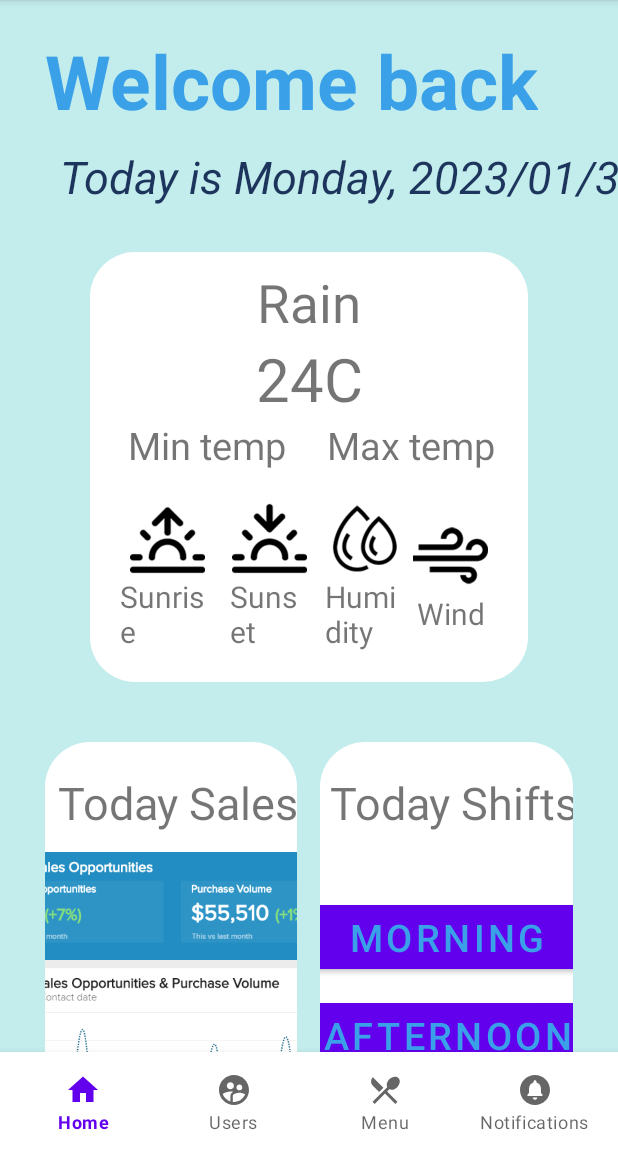
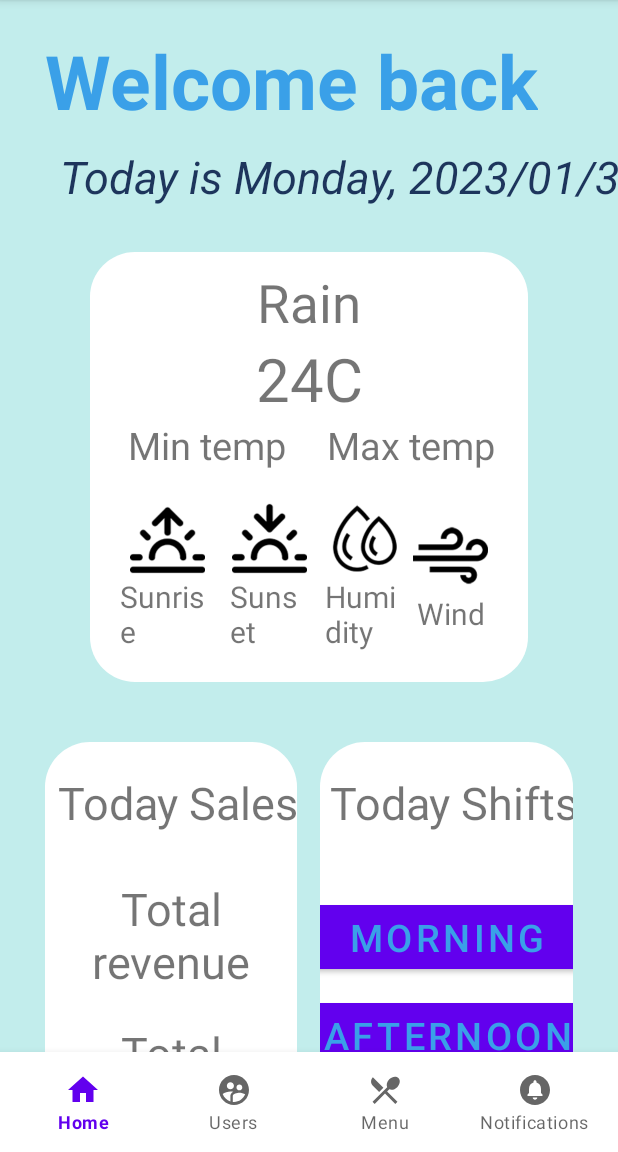
Before and after one commit to TranThiLanAnhRikai/POSAPP, an Android app: the fragment MainMenuFragment shown on its own in the app's theme, on a phone screen of 412 x 824 dp, the part 84-1236 px from its top. Run offline under Robolectric (Android 15) with nearby library versions, the phone set to English and light mode, and no system bars; our stand-ins replace Room's generated code, data binding; Roboto replaces fonts that are not available here; 1 statement that could not run was skipped.

```diff
--- a/app/src/main/java/com/example/pos/CheckoutFragment.kt
+++ b/app/src/main/java/com/example/pos/CheckoutFragment.kt
@@ -87,6 +87,7 @@ class CheckoutFragment : Fragment() {
             itemsAdapter = CheckoutItemsAdapter(requireContext(), selectedItems)
             recyclerView.adapter = itemsAdapter
         })
+
     }
 
     fun toOrderStatus() {
--- a/app/src/main/java/com/example/pos/FirstLoginFragment.kt
+++ b/app/src/main/java/com/example/pos/FirstLoginFragment.kt
@@ -78,11 +78,11 @@ class FirstLoginFragment : Fragment() {
                     Log.d(TAG, "1user ${loginViewModel.user.value}")
                     loginViewModel.inputFirstCode.value = ""
                     if (destination == Destination.NON_STAFF) {
-        findNavController().navigate((R.id.action_firstLoginFragment_to_orderFragment))
+
                         findNavController().navigate(R.id.action_firstLoginFragment_to_secondLoginFragment)
                     } else {*/
+        findNavController().navigate((R.id.action_firstLoginFragment_to_orderFragment))
 
-        findNavController().navigate(R.id.action_firstLoginFragment_to_secondLoginFragment)
                    /* }
                 }
             })
--- a/app/src/main/java/com/example/pos/MainMenuFragment.kt
+++ b/app/src/main/java/com/example/pos/MainMenuFragment.kt
@@ -11,10 +11,14 @@ import android.view.View
 import android.view.ViewGroup
 import android.widget.Toast
 import androidx.annotation.RequiresApi
+import androidx.fragment.app.activityViewModels
 import androidx.lifecycle.Observer
 import androidx.navigation.fragment.findNavController
+import com.example.pos.data.repository.OrderRepository
 import com.example.pos.model.MainMenuViewModel
+import com.example.pos.model.MainMenuViewModelFactory
 import com.example.pos_admin.R
+import com.example.pos_admin.data.PosAdminRoomDatabase
 import com.example.pos_admin.databinding.FragmentMainMenuBinding
 import java.text.SimpleDateFormat
 import java.time.Instant
@@ -26,7 +30,11 @@ import java.util.*
 
 class MainMenuFragment : Fragment() {
     private var binding: FragmentMainMenuBinding? = null
-    val mainMenuViewModel: MainMenuViewModel = MainMenuViewModel()
+    private val mainMenuViewModel: MainMenuViewModel by activityViewModels {
+        MainMenuViewModelFactory(
+            OrderRepository(
+                PosAdminRoomDatabase.getDatabase(requireContext()).orderDao()))
+    }
 
     override fun onCreateView(
         inflater: LayoutInflater, container: ViewGroup?,
@@ -69,6 +77,9 @@ class MainMenuFragment : Fragment() {
             )
         }
         binding?.bottomNavigationView?.selectedItemId = R.id.bottom_navigation_view
+        mainMenuViewModel.getTodayOrders().observe(viewLifecycleOwner, Observer { orders ->
+          Log.d(TAG, "orders $orders")
+        })
     }
 
     private fun handleBottomNavigation(
--- a/app/src/main/java/com/example/pos/OrderFragment.kt
+++ b/app/src/main/java/com/example/pos/OrderFragment.kt
@@ -1,5 +1,7 @@
 package com.example.pos
 import android.os.Bundle
+import android.os.Handler
+import android.os.Looper
 import androidx.fragment.app.Fragment
 import android.view.LayoutInflater
 import android.view.View
@@ -18,6 +20,9 @@ import com.example.pos.model.MenuViewModelFactory
 import com.example.pos_admin.R
 import com.example.pos_admin.const.ItemType
 import com.example.pos_admin.databinding.FragmentOrderBinding
+import kotlinx.coroutines.Dispatchers
+import kotlinx.coroutines.GlobalScope
+import kotlinx.coroutines.launch
 
 //Fragment for staff to make orders//
 
@@ -101,4 +106,5 @@ class OrderFragment : Fragment(), OrderItemsAdapter.OnClickListener {
     }
 
 
+
 }
--- a/app/src/main/java/com/example/pos/data/dao/OrderDao.kt
+++ b/app/src/main/java/com/example/pos/data/dao/OrderDao.kt
@@ -10,6 +10,10 @@ interface OrderDao {
     fun getAllOrders(): LiveData<List<Order>>
     @Query("SELECT * FROM orders WHERE status = :status")
     fun getOrders(status: String): LiveData<List<Order>>
+    @Query("SELECT * FROM orders WHERE order_number LIKE :date ORDER BY order_number DESC")
+    fun getMaxOrderNumber(date: String): LiveData<List<Order>>
+    @Query("SELECT * FROM orders WHERE order_number LIKE :date")
+    fun getTodayOrders(date: String): LiveData<List<Order>>
     @Update
     suspend fun update(order: Order)
     @Delete
--- a/app/src/main/java/com/example/pos/data/entity/Order.kt
+++ b/app/src/main/java/com/example/pos/data/entity/Order.kt
@@ -12,9 +12,9 @@ data class Order (
     @ColumnInfo(name = "order_number")
     var orderNumber: Long,
     @ColumnInfo(name = "quantity")
-    var quantity: String,
+    var quantity: Int,
     @ColumnInfo(name = "total")
-    var total: String,
+    var total: Double,
     @ColumnInfo(name = "status")
     var status: String
 )
--- a/app/src/main/java/com/example/pos/data/repository/OrderRepository.kt
+++ b/app/src/main/java/com/example/pos/data/repository/OrderRepository.kt
@@ -12,6 +12,9 @@ class OrderRepository(private val orderDao: OrderDao) {
     fun getOrders(status: String): LiveData<List<Order>> {
         return orderDao.getOrders(status)
     }
+    fun getTodayOrders(date: String): LiveData<List<Order>> {
+        return orderDao.getTodayOrders(date)
+    }
     suspend fun delete(order: Order) {
         return orderDao.delete(order)
     }
@@ -21,4 +24,5 @@ class OrderRepository(private val orderDao: OrderDao) {
     suspend fun insert(order: Order) {
         return orderDao.insert(order)
     }
+
 }
--- a/app/src/main/java/com/example/pos/model/MainMenuViewModel.kt
+++ b/app/src/main/java/com/example/pos/model/MainMenuViewModel.kt
@@ -1,30 +1,40 @@
 package com.example.pos.model
 
+import android.annotation.SuppressLint
 import android.content.ContentValues.TAG
 import android.util.Log
-import androidx.lifecycle.LiveData
-import androidx.lifecycle.MutableLiveData
-import androidx.lifecycle.ViewModel
-import androidx.lifecycle.viewModelScope
+import androidx.lifecycle.*
+import com.example.pos.data.entity.Order
+import com.example.pos.data.repository.MenuItemRepository
+import com.example.pos.data.repository.OrderRepository
 import kotlinx.coroutines.launch
 import com.example.pos.network.PosApi
 import com.example.pos.network.WeatherInfo
 import java.text.SimpleDateFormat
 import java.util.*
 
-class MainMenuViewModel: ViewModel() {
+class MainMenuViewModel(private val orderRepository: OrderRepository): ViewModel() {
 
     private val calendar: Calendar = Calendar.getInstance()
     private val currentDateTime: Date = calendar.time
 
+    @SuppressLint("SimpleDateFormat")
     private val dateFormat = SimpleDateFormat("EEEE, yyyy/MM/dd")
     val formattedDateTime: String = dateFormat.format(currentDateTime)
+    @SuppressLint("SimpleDateFormat")
+    val currentDateFormat = SimpleDateFormat("yyyyMMdd")
+    val currentDate = currentDateFormat.format(Date())
     val result = MutableLiveData<WeatherInfo>()
     // The internal MutableLiveData that stores the status of the most recent request
     private val _status = MutableLiveData<String>()
 
     // The external immutable LiveData for the request status
     val status: LiveData<String> = _status
+
+
+    fun getTodayOrders(): LiveData<List<Order>> {
+            return orderRepository.getTodayOrders(currentDate)
+    }
     fun getWeatherInfo(): MutableLiveData<WeatherInfo> {
         viewModelScope.launch {
             try {
@@ -39,3 +49,14 @@ class MainMenuViewModel: ViewModel() {
     }
 
 }
+
+class MainMenuViewModelFactory(private val orderRepository: OrderRepository): ViewModelProvider.Factory{
+    override fun <T : ViewModel> create(modelClass: Class<T>): T {
+        if (modelClass.isAssignableFrom(MainMenuViewModel::class.java)) {
+            @Suppress("UNCHECKED_CAST")
+            return MainMenuViewModel(orderRepository) as T
+        }
+        throw IllegalArgumentException("Unknown ViewModel class")
+    }
+
+}
--- a/app/src/main/res/layout/fragment_cart.xml
+++ b/app/src/main/res/layout/fragment_cart.xml
@@ -26,7 +26,6 @@
             android:layout_marginStart="40dp"
             android:layout_marginTop="30dp"
             android:gravity="center"
-            android:text="@{@string/order_number(menuViewModel.orderNumber)}"
             android:textColor="@color/dark_blue"
             android:textSize="40dp"
             android:textStyle="bold" />
--- a/app/src/main/res/layout/fragment_main_menu.xml
+++ b/app/src/main/res/layout/fragment_main_menu.xml
@@ -255,7 +255,7 @@
                 android:orientation="vertical">
 
                 <TextView
-                    android:id="@+id/today_sales"
+                    android:id="@+id/today_sales_text"
                     android:layout_width="wrap_content"
                     android:layout_height="wrap_content"
                     android:layout_marginLeft="10dp"
@@ -267,15 +267,43 @@
                     app:layout_constraintStart_toStartOf="parent"
                     app:layout_constraintTop_toTopOf="parent" />
 
-                <ImageView
-                    android:id="@+id/sales_graph"
-                    android:layout_width="250dp"
-                    android:layout_height="250dp"
-                    android:src="@drawable/sales_report"
-                    app:layout_constraintEnd_toEndOf="parent"
+                <LinearLayout
+                    android:id="@+id/today_sales_figures"
+                    android:layout_width="match_parent"
+                    android:layout_height="wrap_content"
                     app:layout_constraintLeft_toLeftOf="parent"
-                    app:layout_constraintStart_toStartOf="parent"
-                    app:layout_constraintTop_toBottomOf="@+id/today_sales" />
+                    app:layout_constraintRight_toRightOf="parent"
+                    app:layout_constraintTop_toBottomOf="@+id/today_sales_text"
+                    android:layout_marginTop="30dp"
+                    android:orientation="vertical">
+                    <TextView
+                        android:id="@+id/total_revenue"
+                        android:layout_width="match_parent"
+                        android:layout_height="wrap_content"
+                        android:text="Total revenue"
+                        android:gravity="center"
+                        android:textSize="30sp"/>
+                    <TextView
+                        android:id="@+id/total_number_of_orders"
+                        android:layout_width="match_parent"
+                        android:layout_height="wrap_content"
+                        android:textSize="30sp"
+                        android:gravity="center"
+                        android:layout_marginTop="20dp"
+                        android:text="Total number of orders"/>
+                    <TextView
+                        android:id="@+id/total_number_of_items"
+                        android:layout_width="match_parent"
+                        android:layout_height="wrap_content"
+                        android:textSize="30sp"
+                        android:gravity="center"
+                        android:text="Total number of items sold"
+                        android:layout_marginTop="20dp"/>
+
+
+
+
+                </LinearLayout>
 
                 <androidx.appcompat.widget.AppCompatButton
                     android:id="@+id/go_to_sales_analysis_btn"
@@ -284,7 +312,6 @@
                     android:layout_height="60dp"
                     android:layout_gravity="center"
                     android:layout_marginBottom="10dp"
-                    android:layout_weight="1"
                     android:background="@color/light_blue"
                     android:onClick="@{() -> mainMenuFragment.toSalesAnalysisFragment()}"
                     android:padding="10dp"
@@ -294,8 +321,7 @@
                     android:textStyle="bold"
                     app:layout_constraintBottom_toBottomOf="parent"
                     app:layout_constraintLeft_toLeftOf="parent"
-                    app:layout_constraintRight_toRightOf="parent"
-                    app:layout_constraintTop_toBottomOf="@id/sales_graph" />
+                    app:layout_constraintRight_toRightOf="parent" />
             </androidx.constraintlayout.widget.ConstraintLayout>
 
             <androidx.constraintlayout.widget.ConstraintLayout
@@ -379,7 +405,7 @@
                     app:layout_constraintBottom_toBottomOf="parent"
                     app:layout_constraintLeft_toLeftOf="parent"
                     app:layout_constraintRight_toRightOf="parent"
-                    app:layout_constraintTop_toBottomOf="@id/today_shifts" />
+                    />
 
             </androidx.constraintlayout.widget.ConstraintLayout>
         </LinearLayout>
```
Also changed, not shown: app/src/main/java/com/example/pos/CartFragment.kt (+12 -0 lines), app/src/main/java/com/example/pos/data/repository/MenuItemRepository.kt (+8 -0 lines), app/src/main/java/com/example/pos/model/MenuViewModel.kt (+13 -3 lines).
